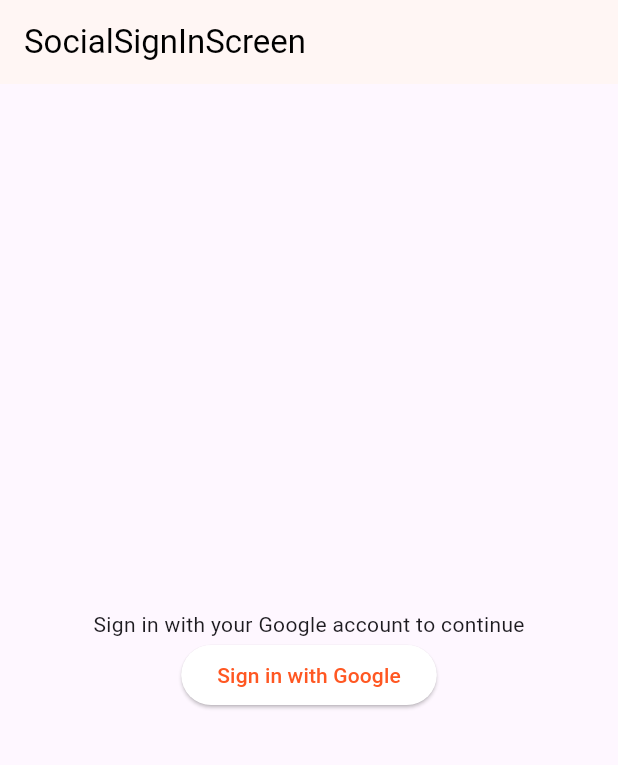
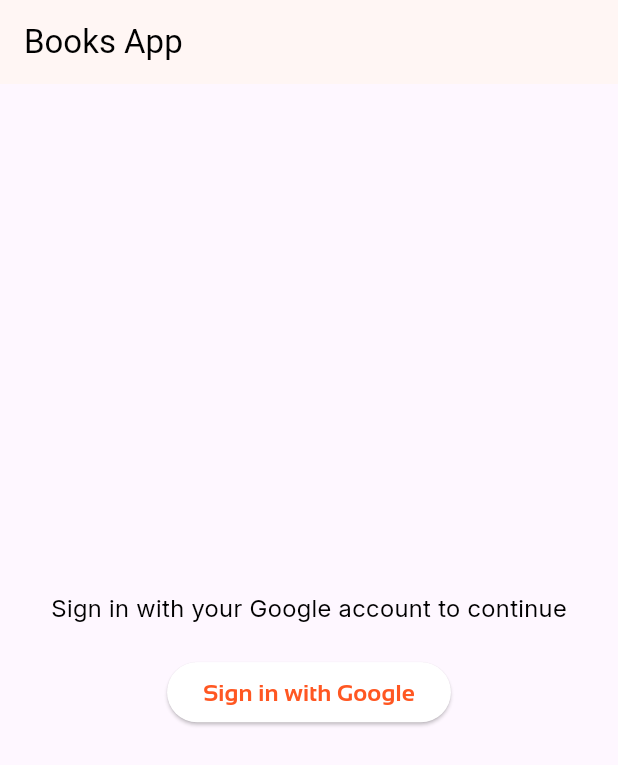
Before and after one commit to ehtisham-ali-emumba/flutter_books_app, a Flutter app: the screen it shows after launch, on a phone screen of 412 x 824 dp. Shown: the top 765 px of the screen. Run offline on Flutter 3.47's test engine with Material 3 defaults, Android fonts, the phone set to English and light mode, and no system bars; our stand-ins replace carousel_slider, dio, equatable, fl_chart, flutter_bloc, get_it and 4 more.

Commit message:
code imp

```diff
--- a/lib/components/layouts/app_tab_layout.dart
+++ b/lib/components/layouts/app_tab_layout.dart
@@ -4,7 +4,7 @@ import 'package:go_router/go_router.dart';
 class AppTabLayout extends StatefulWidget {
   final Widget child;
 
-  const AppTabLayout({required this.child});
+  const AppTabLayout({super.key, required this.child});
 
   @override
   State<AppTabLayout> createState() => _AppTabLayoutState();
--- a/lib/components/shared_widgets/app_text.dart
+++ b/lib/components/shared_widgets/app_text.dart
@@ -16,7 +16,7 @@ class AppTextStyles {
   static TextStyle heading(BuildContext context) => TextStyle(
     fontSize: 24,
     fontWeight: FontWeight.bold,
-    fontFamily: 'Sansation',
+    fontFamily: 'Inter',
     color: Theme.of(context).colorScheme.onSurface,
   );
 
@@ -30,7 +30,7 @@ class AppTextStyles {
   static TextStyle caption(BuildContext context) => TextStyle(
     fontSize: 12,
     fontWeight: FontWeight.w400,
-    fontFamily: 'Sansation',
+    fontFamily: 'Inter',
     color: Theme.of(context).colorScheme.onSurface,
   );
 
--- a/lib/core/constants/app_strings.dart
+++ b/lib/core/constants/app_strings.dart
@@ -1,5 +1,5 @@
 class AppStrings {
-  static const String appName = 'Flutter App';
+  static const String appName = 'Books App';
   static const String welcomeMessage = 'Welcome to Flutter App!';
   static const String errorMessage = 'An error occurred. Please try again.';
   static const String loadingMessage = 'Loading, please wait...';
@@ -9,6 +9,11 @@ class AppStrings {
   static const String cancelButtonText = 'Cancel';
   static const String reviews = 'Reviews';
   static const String addReview = 'Add Review';
+  static const String anErrorOccured = 'An error occurred';
+  static const String year = 'Year';
+  static const String noFavoritesYet = 'You have no favorite books yet';
+  static const String enterBookTitle = 'Enter book title or author';
+  static const String favoriteBooks = 'Favorite Books';
   static const String noReviews =
       'No reviews yet. Be the first to leave a review!';
   static const String ratingHint = 'Tap to rate';
@@ -17,6 +22,9 @@ class AppStrings {
   static const String save = 'Save';
   static const String delete = 'Delete';
   static const String edit = 'Edit';
+  static const String signInWithGoogle = 'Sign in with Google';
+  static const String signInWithGoogleAcc =
+      "Sign in with your Google account to continue";
 
   static const String selectThemeColor = 'Select Theme Color';
   static const String deleteReview = 'Delete Review';
@@ -34,4 +42,10 @@ class AppStrings {
   static const String enterYourThoughts = 'What did you think about the book?';
   static const String reviewCommentRequired = 'Please write a review';
   static const String reviewSubmit = 'Submit Review';
+  static const String published = 'Published';
+  static const String by = 'By';
+  static const String monthlyReads = 'Monthly Reads';
+  static const String exploreScreen = "ExploreScreen";
+  static const String genreDistribution = 'Genre Distribution';
+  static const String searchToGetStarted = 'Search for books to get started.';
 }
--- a/lib/core/navigation/app_routes.dart
+++ b/lib/core/navigation/app_routes.dart
@@ -56,11 +56,9 @@ final GoRouter appRouter = GoRouter(
           path: "/review-book/:bookId",
           builder: (context, state) {
             final bookId = state.pathParameters['bookId']!;
-            print("bookId $bookId");
             final Map<String, dynamic> extras =
                 state.extra as Map<String, dynamic>;
             final bookTitle = extras['bookTitle'] as String;
-            print("bookTitle $bookTitle");
             return AddEditRateBookScreen(bookId: bookId, bookTitle: bookTitle);
           },
         ),
--- a/lib/data/models/review_book.dart
+++ b/lib/data/models/review_book.dart
@@ -36,4 +36,8 @@ class ReviewBook {
     'datePosted': datePosted.toIso8601String(),
     'imageFilePath': imageFilePath,
   };
+  @override
+  String toString() {
+    return 'ReviewBook{id: $id, bookId: $bookId, userName: $userName, comment: $comment, rating: $rating, datePosted: $datePosted, imageFilePath: $imageFilePath}';
+  }
 }
--- a/lib/data/repositories/book_repository.dart
+++ b/lib/data/repositories/book_repository.dart
@@ -20,8 +20,6 @@ class BookRepository {
   Future<List<Book>> getHistoryBooks() => getBooksBySubject('history');
   Future<List<Book>> getSciFiBooks() => getBooksBySubject('science_fiction');
 
-  // in book_repository.dart
-
   Future<List<Book>> searchBooks(String query, {int offset = 0}) async {
     final response = await apiClient.get(
       '/search.json',
@@ -29,8 +27,6 @@ class BookRepository {
     );
 
     final docs = response.data['docs'] as List;
-    print('Search results for "$query": ${docs.length} books found');
-    print(docs);
     return docs.map((json) => Book.fromJson(json)).toList();
   }
 }
--- a/lib/presentation/features/auth/views/social_signin_screen.dart
+++ b/lib/presentation/features/auth/views/social_signin_screen.dart
@@ -1,3 +1,5 @@
+import 'package:books/components/shared_widgets/app_text.dart';
+import 'package:books/core/constants/app_strings.dart';
 import 'package:flutter/material.dart';
 import 'package:go_router/go_router.dart';
 
@@ -9,19 +11,20 @@ class SocialSignInScreen extends StatelessWidget {
     return Scaffold(
       appBar: AppBar(
         backgroundColor: Theme.of(context).colorScheme.inversePrimary,
-        title: Text("SocialSignInScreen"),
+        title: Text(AppStrings.appName),
       ),
       body: Center(
         child: Column(
           mainAxisAlignment: MainAxisAlignment.center,
           children: <Widget>[
-            const Text("Sign in with your Google account to continue"),
+            const AppText(AppStrings.signInWithGoogleAcc, kind: TextKind.body),
+            SizedBox(height: 20),
             ElevatedButton(
-              onPressed: () {
-                // Your login logic
-                context.replace('/home'); // Navigate to Home (inside drawer)
-              },
-              child: Text("Sign in with Google"),
+              onPressed: () => context.replace('/home'),
+              child: AppText(
+                AppStrings.signInWithGoogle,
+                kind: TextKind.primary,
+              ),
             ),
           ],
         ),
--- a/lib/presentation/features/books/views/explore_screen/explore_screen.dart
+++ b/lib/presentation/features/books/views/explore_screen/explore_screen.dart
@@ -1,3 +1,4 @@
+import 'package:books/core/constants/app_strings.dart';
 import 'package:books/core/di/locator.dart';
 import 'package:books/data/repositories/book_repository.dart';
 import 'package:books/presentation/features/books/blocs/search_books_cubit/search_books_cubit.dart';
@@ -43,7 +44,7 @@ class _BooksSearchViewState extends State<_BooksExploreView> {
             leading: AppDrawerIcon(),
             centerTitle: true,
             backgroundColor: Theme.of(context).colorScheme.inversePrimary,
-            title: Text("ExploreScreen"),
+            title: Text(AppStrings.exploreScreen),
           ),
           body: Center(
             child: Column(
--- a/lib/presentation/features/books/views/explore_screen/infinite_books_list.dart
+++ b/lib/presentation/features/books/views/explore_screen/infinite_books_list.dart
@@ -1,3 +1,4 @@
+import 'package:books/core/constants/app_strings.dart';
 import 'package:books/data/models/book.dart';
 import 'package:books/presentation/features/books/widgets/book_card.dart';
 import 'package:flutter/material.dart';
@@ -41,7 +42,7 @@ class InfiniteBooksList extends StatelessWidget {
       return const Center(
         child: Padding(
           padding: EdgeInsets.all(32.0),
-          child: Text('No books found.'),
+          child: Text(AppStrings.noDataMessage),
         ),
       );
     }
@@ -51,7 +52,7 @@ class InfiniteBooksList extends StatelessWidget {
       return const Center(
         child: Padding(
           padding: EdgeInsets.all(32.0),
-          child: Text('Search for books to get started.'),
+          child: Text(AppStrings.searchToGetStarted),
         ),
       );
     }
--- a/lib/presentation/features/books/views/explore_screen/search_header.dart
+++ b/lib/presentation/features/books/views/explore_screen/search_header.dart
@@ -1,3 +1,4 @@
+import 'package:books/core/constants/app_strings.dart';
 import 'package:books/core/utils/input_utils.dart';
 import 'package:flutter/material.dart';
 
@@ -40,7 +41,7 @@ class _SearchHeaderState extends State<SearchHeader> {
             _debouncer(value, widget.onSearch);
           },
           decoration: InputDecoration(
-            hintText: "Enter book title or author",
+            hintText: AppStrings.enterBookTitle,
             prefixIcon: Icon(Icons.search),
             suffixIcon: IconButton(
               onPressed: () {
--- a/lib/presentation/features/books/widgets/books_carousel.dart
+++ b/lib/presentation/features/books/widgets/books_carousel.dart
@@ -23,10 +23,10 @@ class BooksCarousel extends StatelessWidget {
             children: [
               AppText(
                 title,
-                kind: TextKind.doToFamily,
-                fontWeight: FontWeight.w900,
+                kind: TextKind.heading,
+                fontWeight: FontWeight.w600,
                 color: Theme.of(context).colorScheme.primary,
-                fontSize: 22,
+                fontSize: 23,
               ),
               Icon(
                 Icons.book,
```
Also changed, not shown: lib/presentation/features/books/views/book_details_screen/book_details_screen.dart (+9 -4 lines), lib/presentation/features/books/views/favorite_books_screen/favorite_books_screen.dart (+5 -6 lines), lib/presentation/features/books/widgets/book_card.dart (+5 -5 lines), 2 other files.
